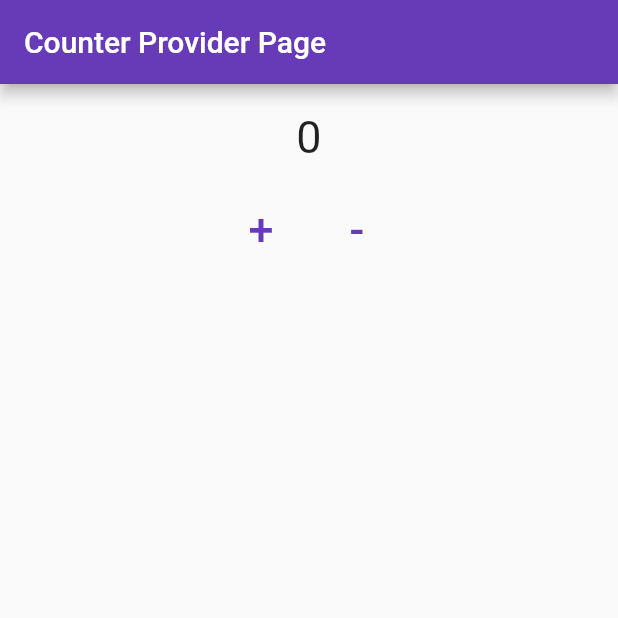
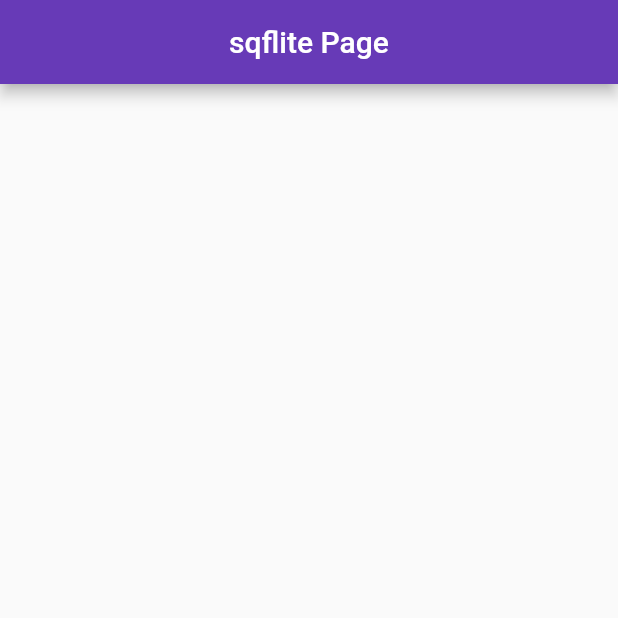
Before and after one commit to muhammadikbal21/flutter-upskilling, a Flutter app: the screen it shows after launch, on a phone screen of 412 x 824 dp, the top half of it. Run offline on Flutter 3.47's test engine with Material 2 defaults, Android fonts, the phone set to English and light mode, and no system bars; our stand-ins replace sqflite; accounts and stored records are empty.

Commit message:
sqflite tutorial lalu cek database di Android Studio - Database Inspector

```diff
--- a/lib/button_counter/button_decrement.dart
+++ /dev/null
@@ -1,18 +0,0 @@
-import 'package:flutter/material.dart';
-import 'package:flutter_upskilling/view_model/counter_view_model.dart';
-import 'package:provider/provider.dart';
-
-class ButtonDecrement extends StatelessWidget {
-  const ButtonDecrement({Key? key}) : super(key: key);
-
-  @override
-  Widget build(BuildContext context) {
-    return Container(
-      child: TextButton(
-          onPressed: () {
-            context.read<CounterViewModel>().decrement();
-          },
-          child: Text('-', style: TextStyle(fontSize: 30.0))),
-    );
-  }
-}
--- a/lib/button_counter/button_increment.dart
+++ /dev/null
@@ -1,18 +0,0 @@
-import 'package:flutter/material.dart';
-import 'package:flutter_upskilling/view_model/counter_view_model.dart';
-import 'package:provider/provider.dart';
-
-class ButtonIncrement extends StatelessWidget {
-  const ButtonIncrement({Key? key}) : super(key: key);
-
-  @override
-  Widget build(BuildContext context) {
-    return Container(
-      child: TextButton(
-          onPressed: () {
-            context.read<CounterViewModel>().increment();
-          },
-          child: Text('+', style: TextStyle(fontSize: 30.0))),
-    );
-  }
-}
--- a/lib/button_counter/counter_operator.dart
+++ /dev/null
@@ -1,20 +0,0 @@
-import 'package:flutter/material.dart';
-import 'package:flutter_upskilling/button_counter/button_decrement.dart';
-import 'package:flutter_upskilling/button_counter/button_increment.dart';
-
-class CounterOperator extends StatelessWidget {
-  const CounterOperator({ Key? key }) : super(key: key);
-
-  @override
-  Widget build(BuildContext context) {
-    return Container(
-      child: Row(
-        mainAxisAlignment: MainAxisAlignment.center,
-        children: [
-          ButtonIncrement(),
-          ButtonDecrement()
-        ]
-      ),
-    );
-  }
-}
--- /dev/null
+++ b/lib/dao/book_dao.dart
@@ -0,0 +1,4 @@
+abstract class BookDAO {
+  static const String TABLE_NAME = 'Book';
+  static const String CREATE_TABLE = 'CREATE TABLE ${TABLE_NAME} (id INTEGER PRIMARY KEY, title TEXT, publisher TEXT)';
+}
--- a/lib/main.dart
+++ b/lib/main.dart
@@ -1,5 +1,5 @@
 import 'package:flutter/material.dart';
-import 'package:flutter_upskilling/view/counter/counter.dart';
+import 'package:flutter_upskilling/screen/book_screen.dart';
 
 void main() {
   runApp(MyApp());
@@ -14,7 +14,7 @@ class MyApp extends StatelessWidget {
         primarySwatch: Colors.deepPurple,
       ),
       routes: {
-        '/': (context) => CounterScreen(),
+        '/': (context) => BookScreen(),
       },
     );
   }
--- /dev/null
+++ b/lib/model/book_model.dart
@@ -0,0 +1,12 @@
+class BookModel {
+  int? id;
+  String title;
+  String publisher;
+
+  BookModel({this.id, required this.title, required this.publisher});
+
+  BookModel.fromMap(Map<String, dynamic> map) :
+  id = map['id'],
+  title = map['title'],
+  publisher = map['publisher'];
+}
--- /dev/null
+++ b/lib/repository/book_repository.dart
@@ -0,0 +1,14 @@
+import 'package:flutter_upskilling/dao/book_dao.dart';
+import 'package:flutter_upskilling/db/db_helper.dart';
+import 'package:flutter_upskilling/model/book_model.dart';
+
+class BookRepository {
+  final DBHelper _dbHelper = DBHelper.INSTANCE;
+
+  addBook(BookModel book) async {
+    _dbHelper.insert(BookDAO.TABLE_NAME, {
+      'title': book.title,
+      'publisher': book.publisher
+    });
+  }
+}
--- /dev/null
+++ b/lib/screen/book_screen.dart
@@ -0,0 +1,31 @@
+import 'package:flutter/material.dart';
+import 'package:flutter_upskilling/model/book_model.dart';
+import 'package:flutter_upskilling/repository/book_repository.dart';
+
+class BookScreen extends StatefulWidget {
+  const BookScreen({ Key? key }) : super(key: key);
+
+  @override
+  _BookScreenState createState() => _BookScreenState();
+}
+
+class _BookScreenState extends State<BookScreen> {
+  BookRepository _bookRepository = BookRepository();
+
+  @override
+  Widget build(BuildContext context) {
+    _bookRepository.addBook(BookModel(title: 'Harry Potter', publisher: 'J.K.Rowling'));
+    return SafeArea(
+       child: Scaffold(
+        appBar: AppBar(
+          title: Center(child: Text("sqflite Page")),
+        ),
+        body: Column(
+          children: [
+
+          ]
+        )
+       )
+    );
+  }
+}
--- a/lib/view/counter/counter.dart
+++ /dev/null
@@ -1,40 +0,0 @@
-import 'package:flutter/material.dart';
-import 'package:flutter_upskilling/button_counter/button_decrement.dart';
-import 'package:flutter_upskilling/button_counter/button_increment.dart';
-import 'package:flutter_upskilling/button_counter/counter_operator.dart';
-import 'package:flutter_upskilling/view_model/counter_view_model.dart';
-import 'package:provider/provider.dart';
-
-class CounterScreen extends StatefulWidget {
-  const CounterScreen({ Key? key }) : super(key: key);
-
-  @override
-  _CounterScreenState createState() => _CounterScreenState();
-}
-
-class _CounterScreenState extends State<CounterScreen> {
-  @override
-  Widget build(BuildContext context) {
-    return Scaffold(
-      appBar: AppBar(
-        title: Text("Counter Provider Page")
-      ),
-      body: ChangeNotifierProvider(
-        create: (context) => CounterViewModel(),
-        builder: (context, child) {
-          return Column(
-            children: [
-              Padding(
-                padding: const EdgeInsets.all(18.0),
-                child: Text('${context.watch<CounterViewModel>().val}', style: TextStyle(fontSize: 30.0)),
-              ),
-              CounterOperator()
-            ],
-          );
-        }
-      )
-
-
-    );
-  }
-}
--- a/lib/view_model/counter_view_model.dart
+++ /dev/null
@@ -1,19 +0,0 @@
-import 'package:flutter/material.dart';
-
-class CounterViewModel extends ChangeNotifier { // view model berfungsi tempat untuk mengatur logic logic nya
-  int _val = 0;
-
-  int get val => _val;
-
-  increment () {
-    _val++;
-    notifyListeners(); // berfungsi untuk me-rebuild valuenya
-  }
-
-  decrement () {
-    if (_val > 0) {
-      _val--;
-      notifyListeners();
-    }
-  }
-}
--- a/pubspec.yaml
+++ b/pubspec.yaml
@@ -24,6 +24,8 @@ dependencies:
   flutter:
     sdk: flutter
   provider: ^5.0.0
+  path_provider:
+  sqflite: ^1.3.0
 
 
   # The following adds the Cupertino Icons font to your application.
```
Also changed, not shown: lib/db/db_helper.dart (added, +42 -0 lines), pubspec.lock.
